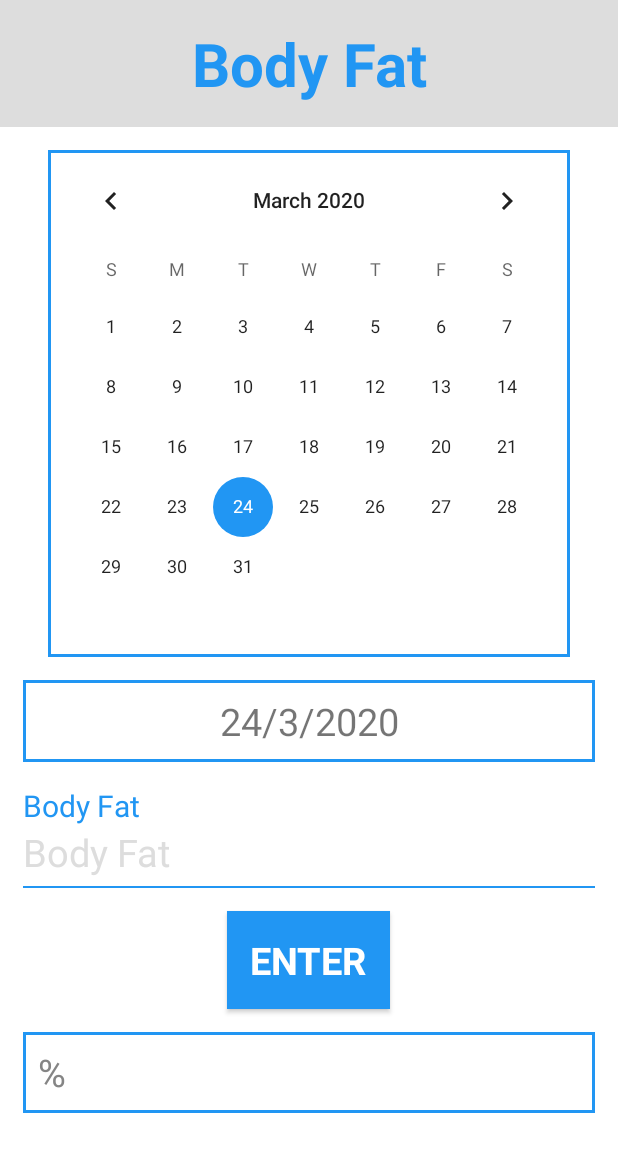
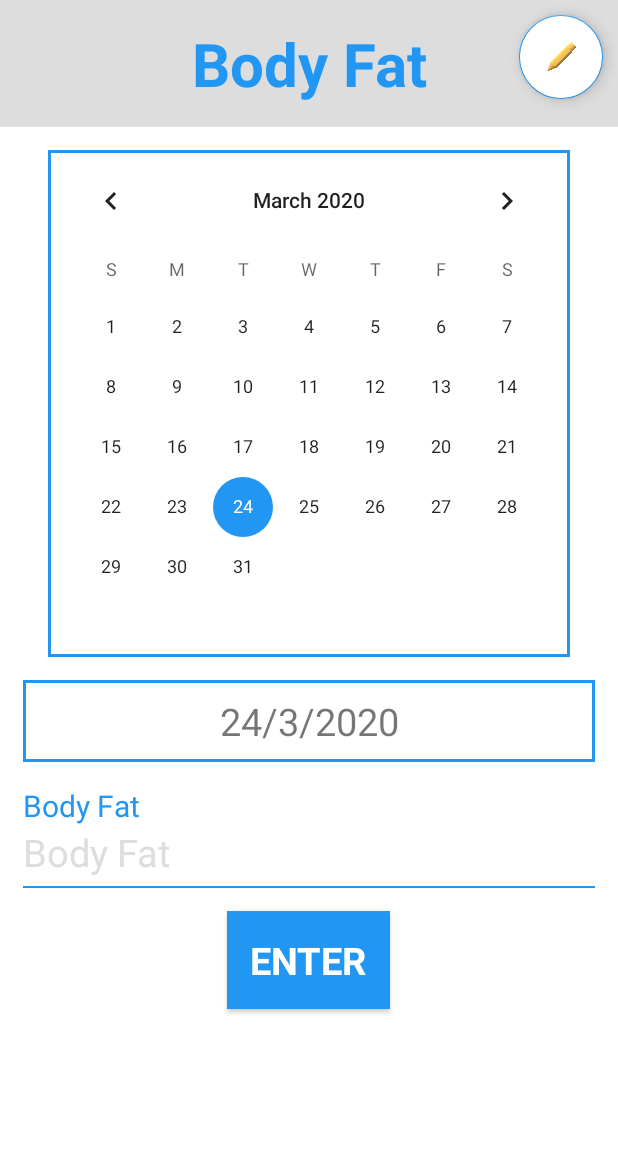
Before and after one commit to shafnasir/MyPlanBook, an Android app: the LogBodyFatActivity screen opened directly, with no data from a screen before it, after a tap on "ENTER", on a phone screen of 412 x 824 dp. Shown: the top 1152 px of the screen. Run offline under Robolectric (Android 15) with nearby library versions, the phone set to English and light mode, and no system bars.

Commit message:
[THEB-85] Finish delete body fat entry feature

```diff
--- a/myPlanBook/app/src/main/java/utm/csc301/theBrogrammers/myPlanBook/LogBodyFat/BodyFatModel.java
+++ b/myPlanBook/app/src/main/java/utm/csc301/theBrogrammers/myPlanBook/LogBodyFat/BodyFatModel.java
@@ -22,4 +22,8 @@ public class BodyFatModel {
         this.bodyFatEntriesByDate.put(date, bodyFat);
     }
 
+    public void deleteBodyFatEntry(String date) {
+        this.bodyFatEntriesByDate.remove(date);
+    }
+
 }
--- a/myPlanBook/app/src/main/java/utm/csc301/theBrogrammers/myPlanBook/LogBodyFat/LogBodyFatActivity.java
+++ b/myPlanBook/app/src/main/java/utm/csc301/theBrogrammers/myPlanBook/LogBodyFat/LogBodyFatActivity.java
@@ -7,6 +7,7 @@ import android.util.TypedValue;
 import android.view.View;
 import android.widget.Button;
 import android.widget.CalendarView;
+import android.widget.CheckBox;
 import android.widget.EditText;
 import android.widget.LinearLayout;
 import android.widget.TextView;
@@ -14,6 +15,8 @@ import android.widget.TextView;
 import androidx.annotation.NonNull;
 import androidx.appcompat.app.AppCompatActivity;
 import androidx.core.view.ViewCompat;
+
+import com.google.android.material.floatingactionbutton.FloatingActionButton;
 
 import java.util.Calendar;
 
@@ -26,27 +29,24 @@ public class LogBodyFatActivity extends AppCompatActivity {
     private LinearLayout.LayoutParams params3;
     private int MARGIN_SIZE;
     private int EDIT_MODE_TV_WIDTH = 875;
-
     private LinearLayout scrollViewLayoutLogBodyFat;
-
     private TextView calendarDate;
     private int currentMonth;
     private String currentDate;
-
     private EditText bodyFatInputTextField;
-
     private BodyFatModel bodyFatModel;
-
     private int bodyFatEntryLayoutId;
     private LinearLayout bodyFatEntryLayout;
-
     private int bodyFatEntryTVId;
     private TextView bodyFatEntryTV;
     private int PADDING_SIZE;
-
     private Button enterBodyFatEntryButton;
-
     private CalendarView calendarView;
+    private int bodyFatEntryCheckBoxId;
+    private CheckBox bodyFatEntryCheckBox;
+    private FloatingActionButton editButton;
+    private FloatingActionButton deleteButton;
+    private Boolean editMode = false;
 
     @Override
     protected void onCreate(Bundle savedInstanceState) {
@@ -59,10 +59,13 @@ public class LogBodyFatActivity extends AppCompatActivity {
         this.setCurrentDate();
         bodyFatModel = new BodyFatModel();
         this.createBodyFatEntryLayout();
+        this.createBodyFatEntryCheckBox();
         this.createBodyFatEntryTextView();
         this.setBodyFatEntryTextView();
         this.setEnterButtonListener();
         this.setCalendarViewListener();
+        this.setEditFloatingButtonListener();
+        this.setDeleteFloatingButtonListener();
     }
 
     private void assignParams(){
@@ -111,6 +114,19 @@ public class LogBodyFatActivity extends AppCompatActivity {
         scrollViewLayoutLogBodyFat.addView(this.bodyFatEntryLayout, 6);
     }
 
+    private void createBodyFatEntryCheckBox() {
+        this.bodyFatEntryCheckBox = new CheckBox(this);
+        this.bodyFatEntryCheckBox.setId(ViewCompat.generateViewId());
+        this.bodyFatEntryCheckBoxId = this.bodyFatEntryCheckBox.getId();
+        this.bodyFatEntryCheckBox.setVisibility(View.GONE);
+        LinearLayout.LayoutParams checkBoxParams = new LinearLayout.LayoutParams(
+                LinearLayout.LayoutParams.WRAP_CONTENT,
+                LinearLayout.LayoutParams.WRAP_CONTENT);
+        checkBoxParams.setMargins(MARGIN_SIZE, 0, 0, 0);
+        this.bodyFatEntryCheckBox.setLayoutParams(checkBoxParams);
+        this.bodyFatEntryLayout.addView(this.bodyFatEntryCheckBox, 0);
+    }
+
     private void createBodyFatEntryTextView(){
         this.bodyFatEntryTV = new TextView(this);
         this.bodyFatEntryTV.setBackgroundResource(R.drawable.box_outline_bordered);
@@ -122,7 +138,7 @@ public class LogBodyFatActivity extends AppCompatActivity {
         this.bodyFatEntryTV.setId(ViewCompat.generateViewId());
         this.bodyFatEntryTVId = bodyFatEntryTV.getId();
         this.bodyFatEntryTV.setVisibility(View.GONE);
-        this.bodyFatEntryLayout.addView(this.bodyFatEntryTV, 0);
+        this.bodyFatEntryLayout.addView(this.bodyFatEntryTV, 1);
     }
 
     private void setBodyFatEntryTextView(){
@@ -139,14 +155,18 @@ public class LogBodyFatActivity extends AppCompatActivity {
         enterBodyFatEntryButton.setOnClickListener(new View.OnClickListener(){
             @Override
             public void onClick(View view) {
-                String bodyFat = bodyFatInputTextField.getText().toString() + "%";
-                if (bodyFat.length() > 10) {
-                    return;
-                }
-                bodyFatModel.addBodyFatEntry(currentDate, bodyFat);
-                setBodyFatEntryTextView();
+                addBodyFatEntry();
             }
         });
+    }
+
+    private void addBodyFatEntry(){
+        String bodyFat = bodyFatInputTextField.getText().toString();
+        if (bodyFat.length() > 10 || bodyFat.isEmpty()) {
+            return;
+        }
+        bodyFatModel.addBodyFatEntry(currentDate, bodyFat + "%");
+        setBodyFatEntryTextView();
     }
 
     private void setCalendarViewListener(){
@@ -154,9 +174,9 @@ public class LogBodyFatActivity extends AppCompatActivity {
         calendarView.setOnDateChangeListener(new CalendarView.OnDateChangeListener() {
             @Override
             public void onSelectedDayChange(@NonNull CalendarView view, int year, int month, int dayOfMonth) {
-                /*if (editMode == true) {
+                if (editMode == true) {
                     setEditModeFeatures();
-                }*/
+                }
                 String date = dayOfMonth + "/" + (month + 1) + "/" + year;
                 calendarDate.setText(date);
                 currentDate = date;
@@ -166,4 +186,67 @@ public class LogBodyFatActivity extends AppCompatActivity {
         });
     }
 
+    private void setEditFloatingButtonListener(){
+        editButton = (FloatingActionButton) findViewById(R.id.edit_button_log_body_fat);
+        editButton.setImageResource(R.drawable.edit_pencil);
+        editButton.setOnClickListener(new View.OnClickListener() {
+            @Override
+            public void onClick(View view) {
+                if (!bodyFatEntryTV.getText().toString().isEmpty()) {
+                    setEditModeFeatures();
+                }
+            }
+        });
+    }
+
+    private void setDeleteFloatingButtonListener(){
+        deleteButton = (FloatingActionButton) findViewById(R.id.delete_button_log_body_fat);
+        deleteButton.setImageResource(R.drawable.garbage_can);
+        deleteButton.hide();
+        deleteButton.setOnClickListener(new View.OnClickListener() {
+            @Override
+            public void onClick(View view) {
+                deleteBodyFatEntry();
+            }
+        });
+    }
+
+    private void setEditModeFeatures(){
+        if (editMode == true){
+            deleteButton.hide();
+        }
+        else {
+            deleteButton.show();
+        }
+        int editDrawableId = editMode == true? R.drawable.edit_pencil: R.drawable.ex_cancel;
+        editButton.setImageResource(editDrawableId);
+        editMode = editMode == true? false: true;
+        setCheckBoxVisibility();
+        setBodyFatEntryTVParams();
+    }
+
+    private void setCheckBoxVisibility(){
+        bodyFatEntryCheckBox.setChecked(false);
+        int visibility = editMode == false? View.GONE: View.VISIBLE;
+        bodyFatEntryCheckBox.setVisibility(visibility);
+    }
+
+    private void setBodyFatEntryTVParams(){
+        if (editMode == false) {
+            bodyFatEntryTV.setLayoutParams(params1);
+        }
+        else {
+            bodyFatEntryTV.setLayoutParams(params3);
+        }
+    }
+
+    private void deleteBodyFatEntry(){
+        if (editMode == false || bodyFatEntryTV.getText().toString().isEmpty() || !bodyFatEntryCheckBox.isChecked()) {
+            return;
+        }
+        bodyFatModel.deleteBodyFatEntry(currentDate);
+        setEditModeFeatures();
+        setBodyFatEntryTextView();
+    }
+
 }
--- a/myPlanBook/app/src/main/res/layout/activity_log_body_fat.xml
+++ b/myPlanBook/app/src/main/res/layout/activity_log_body_fat.xml
@@ -6,6 +6,28 @@
     android:layout_height="match_parent"
     android:background="#FFFFFF"
     tools:context=".LogBodyFat.LogBodyFatActivity">
+
+    <com.google.android.material.floatingactionbutton.FloatingActionButton
+        android:id="@+id/edit_button_log_body_fat"
+        android:layout_width="wrap_content"
+        android:layout_height="wrap_content"
+        android:layout_marginTop="10dp"
+        android:layout_marginRight="10dp"
+        android:backgroundTint="#FFFFFF"
+        android:clickable="true"
+        app:layout_constraintTop_toTopOf="parent"
+        app:layout_constraintEnd_toEndOf="parent" />
+
+    <com.google.android.material.floatingactionbutton.FloatingActionButton
+        android:id="@+id/delete_button_log_body_fat"
+        android:layout_width="wrap_content"
+        android:layout_height="wrap_content"
+        android:layout_marginTop="10dp"
+        android:layout_marginLeft="10dp"
+        android:backgroundTint="#FFFFFF"
+        android:clickable="true"
+        app:layout_constraintTop_toTopOf="parent"
+        app:layout_constraintStart_toStartOf="parent" />
 
     <TextView
         android:id="@+id/title_log_body_fat"
```
